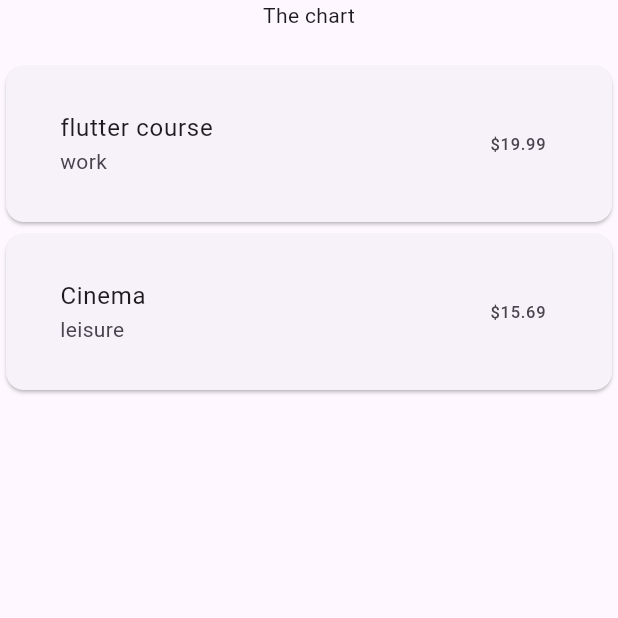
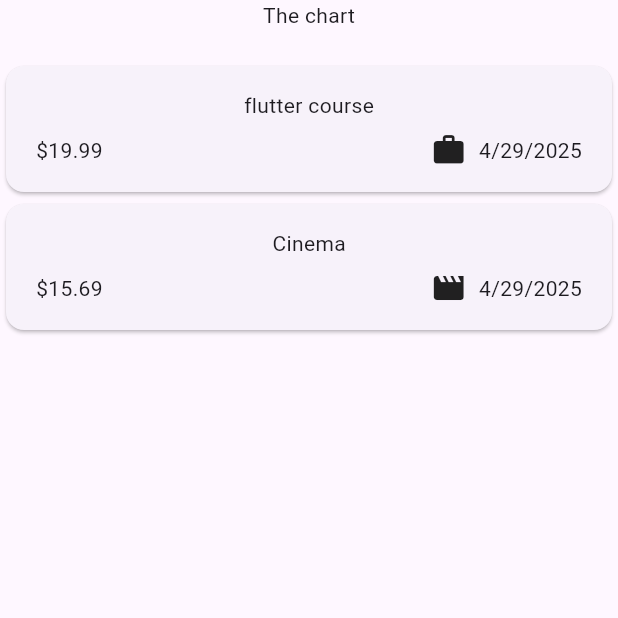
Before and after one commit to hazemkataie/expense_tracker_app_flutter, a Flutter app: the screen it shows after launch, on a phone screen of 412 x 824 dp, the top half of it. Run offline on Flutter 3.47's test engine with Material 3 defaults, Android fonts, the phone set to English and light mode, and no system bars.

Commit message:
Refactor Expense model to rename 'name' to 'title' and add formatted date method; update ExpenseItem widget to display title and formatted date; add intl package dependency.

```diff
--- a/lib/models/expense.dart
+++ b/lib/models/expense.dart
@@ -1,20 +1,36 @@
 import 'package:uuid/uuid.dart';
+import 'package:flutter/material.dart';
+import 'package:intl/intl.dart';
+
+
+final formatter = DateFormat.yMd();
 
 const uuid = Uuid();
 
 enum Category { food, travel, leisure, work }
 
+const categoryIcons = {
+  Category.food: Icons.lunch_dining,
+  Category.travel: Icons.flight_takeoff,
+  Category.leisure: Icons.movie,
+  Category.work: Icons.work,
+};
+
 class Expense {
   Expense({
-    required this.name,
+    required this.title,
     required this.amount,
     required this.date,
     required this.category,
   }) : id = uuid.v4();
 
   final String id;
-  final String name;
+  final String title;
   final double amount;
   final DateTime date;
   final Category category;
+
+  String get formattedDate {
+    return formatter.format(date);
+  }
 }
--- a/lib/widgets/expenses.dart
+++ b/lib/widgets/expenses.dart
@@ -14,13 +14,13 @@ class Expenses extends StatefulWidget {
 class _ExpensesState extends State<Expenses> {
   final List<Expense> _registeredExpenses = [
     Expense(
-      name: 'flutter course',
+      title: 'flutter course',
       amount: 19.99,
       date: DateTime.now(),
       category: Category.work,
     ),
     Expense(
-      name: 'Cinema',
+      title: 'Cinema',
       amount: 15.69,
       date: DateTime.now(),
       category: Category.leisure,
--- a/lib/widgets/expenses_list/expense_item.dart
+++ b/lib/widgets/expenses_list/expense_item.dart
@@ -10,14 +10,30 @@ class ExpenseItem extends StatelessWidget {
   Widget build(BuildContext context) {
     return Card(
       child: Padding(
-        padding: const EdgeInsets.symmetric(
-          horizontal: 20,
-          vertical: 16,
-        ),
-        child: ListTile(
-          title: Text(expense.name),
-          subtitle: Text(expense.category.name),
-          trailing: Text('\$${expense.amount.toStringAsFixed(2)}'),
+        padding: const EdgeInsets.symmetric(horizontal: 20, vertical: 16),
+        child: Column(
+          children: [
+            Text(expense.title),
+            const SizedBox(height: 4),
+            const SizedBox(height: 4),
+            Row(
+              // mainAxisAlignment: MainAxisAlignment.spaceBetween,
+              children: [
+                Text(
+                  '\$${expense.amount.toStringAsFixed(2)}',
+                  // style: const TextStyle(color: Colors.grey, fontSize: 16),
+                ),
+                const Spacer(),
+                Row(
+                  children: [
+                    Icon(categoryIcons[expense.category]),
+                    const SizedBox(width: 8),
+                    Text(expense.formattedDate),
+                  ],
+                ),
+              ],
+            ),
+          ],
         ),
       ),
     );
--- a/pubspec.yaml
+++ b/pubspec.yaml
@@ -35,6 +35,7 @@ dependencies:
   # Use with the CupertinoIcons class for iOS style icons.
   cupertino_icons: ^1.0.8
   uuid: ^4.5.1
+  intl: ^0.20.2
 
 dev_dependencies:
   flutter_test:
```
Also changed, not shown: pubspec.lock.
